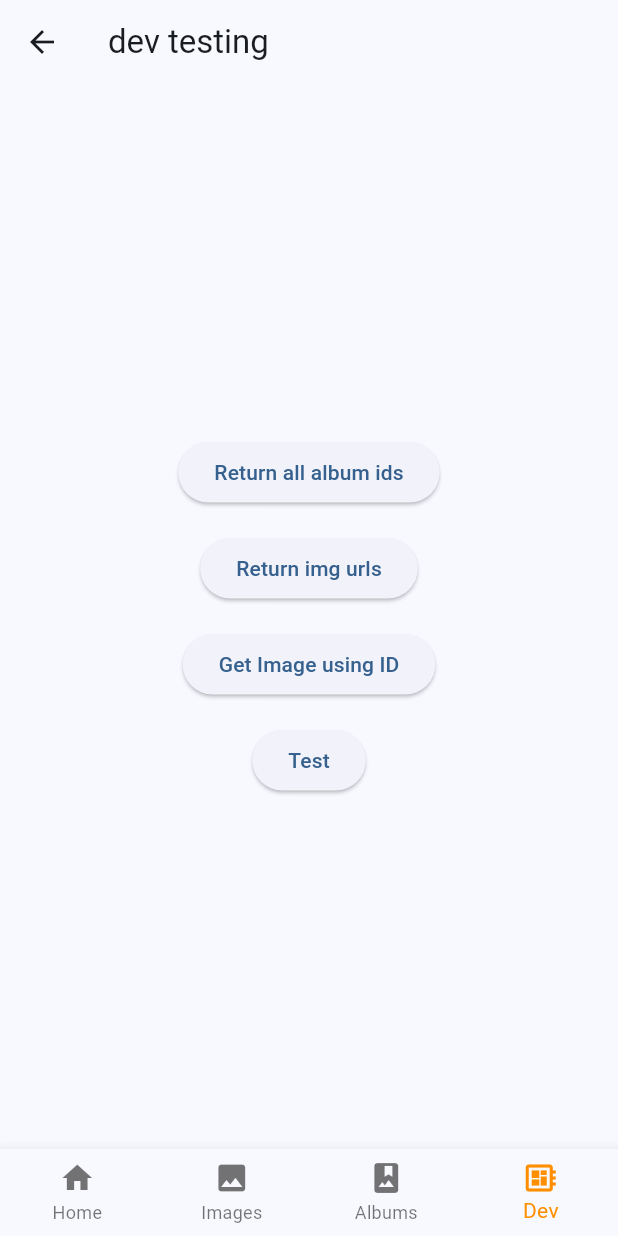
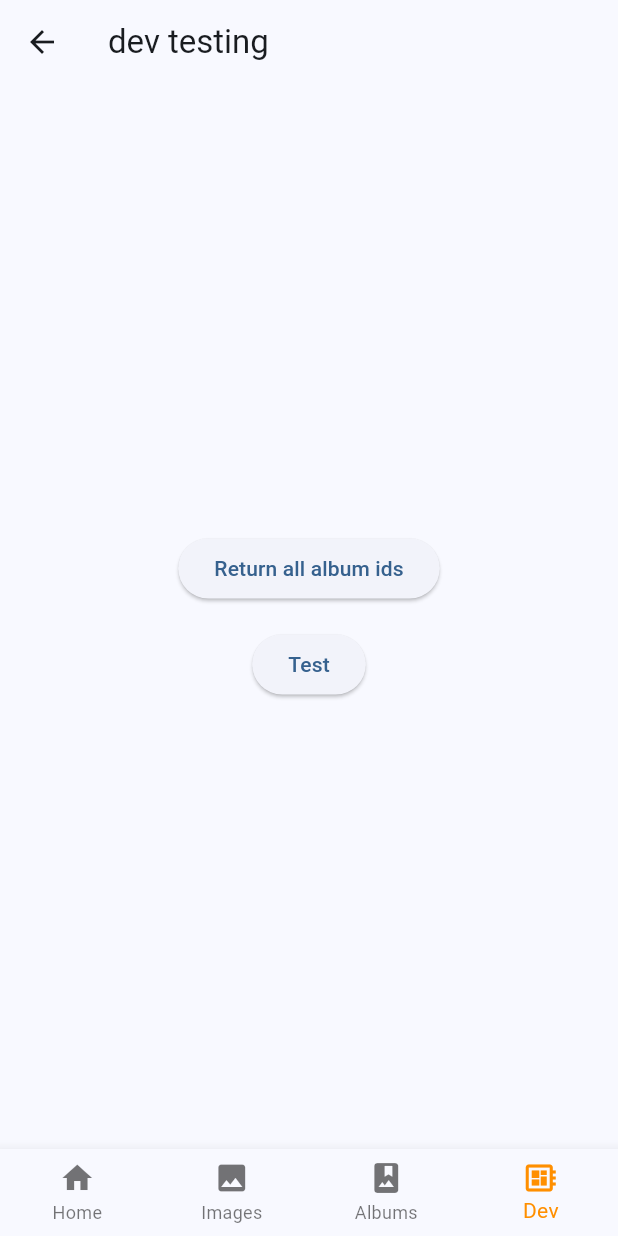
Before and after one commit to borisbonchev/google_photos_sorter, a Flutter app: the screen it shows after launch, item 4 of the bottom bar chosen, after a tap on "Test", on a phone screen of 412 x 824 dp. Run offline on Flutter 3.47's test engine with Material 3 defaults, Android fonts, the phone set to English and light mode, and no system bars; our stand-ins replace cached_network_image, googleapis_auth, photo_view; statements that could not run were skipped.

Commit message:
fix: cleanup

```diff
--- a/lib/pages/DevPage.dart
+++ b/lib/pages/DevPage.dart
@@ -16,8 +16,6 @@ class DevPage extends StatelessWidget {
           mainAxisAlignment: MainAxisAlignment.center,
           children: <Widget>[
             ReturnAllAlbumIdsButton(),
-            ReturnImgUrlsButton(),
-            GetImageByIdButton(),
             TestButton(),
           ],
         ),
--- a/lib/widgets/dev_testing_buttons.dart
+++ b/lib/widgets/dev_testing_buttons.dart
@@ -18,40 +18,6 @@ class ReturnAllAlbumIdsButton extends StatelessWidget {
   }
 }
 
-class ReturnImgUrlsButton extends StatelessWidget {
-  const ReturnImgUrlsButton({super.key});
-
-  @override
-  Widget build(BuildContext context) {
-    return Padding(
-      padding: const EdgeInsets.all(8.0),
-      child: ElevatedButton(
-        onPressed: () {
-          PhotoService().returnAllImageUrls();
-        },
-        child: const Text('Return img urls'),
-      ),
-    );
-  }
-}
-
-class GetImageByIdButton extends StatelessWidget {
-  const GetImageByIdButton({super.key});
-
-  @override
-  Widget build(BuildContext context) {
-    return Padding(
-      padding: const EdgeInsets.all(8.0),
-      child: ElevatedButton(
-        onPressed: () {
-          PhotoService().returnAllImageUrls();
-        },
-        child: const Text('Get Image using ID'),
-      ),
-    );
-  }
-}
-
 class TestButton extends StatelessWidget {
   const TestButton({super.key});
 
@@ -61,7 +27,7 @@ class TestButton extends StatelessWidget {
       padding: const EdgeInsets.all(8.0),
       child: ElevatedButton(
         onPressed: () {
-          PhotoService().filterPhotoIds();
+          PhotoService().filterPhotos();
         },
         child: const Text('Test'),
       ),
```
